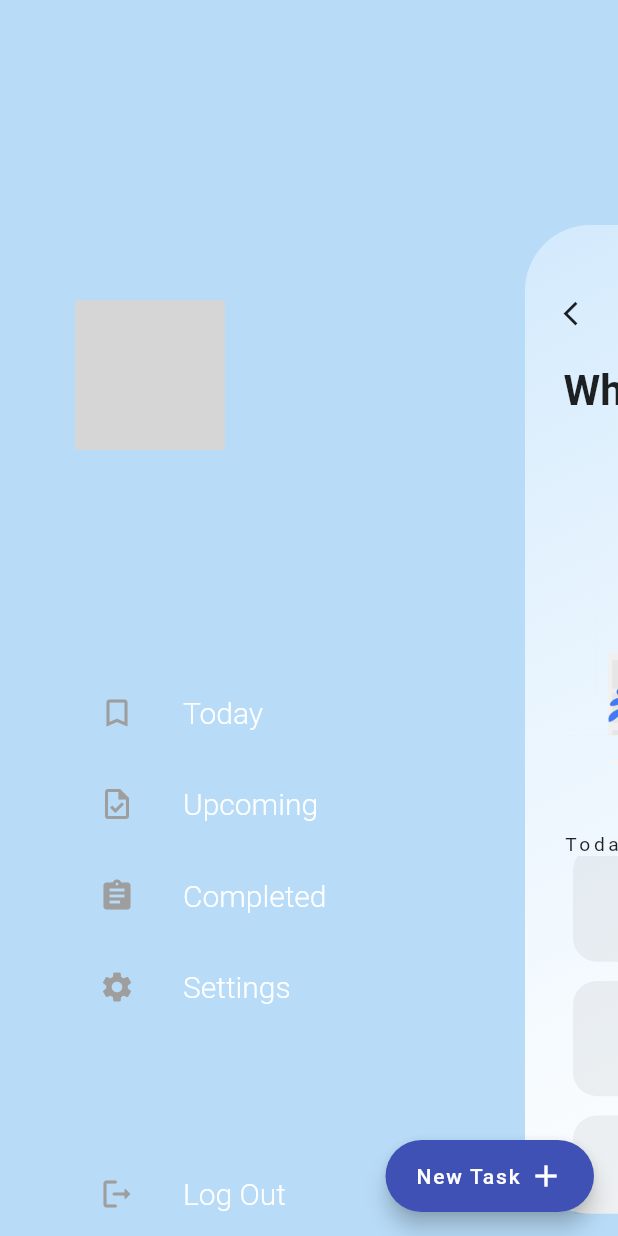
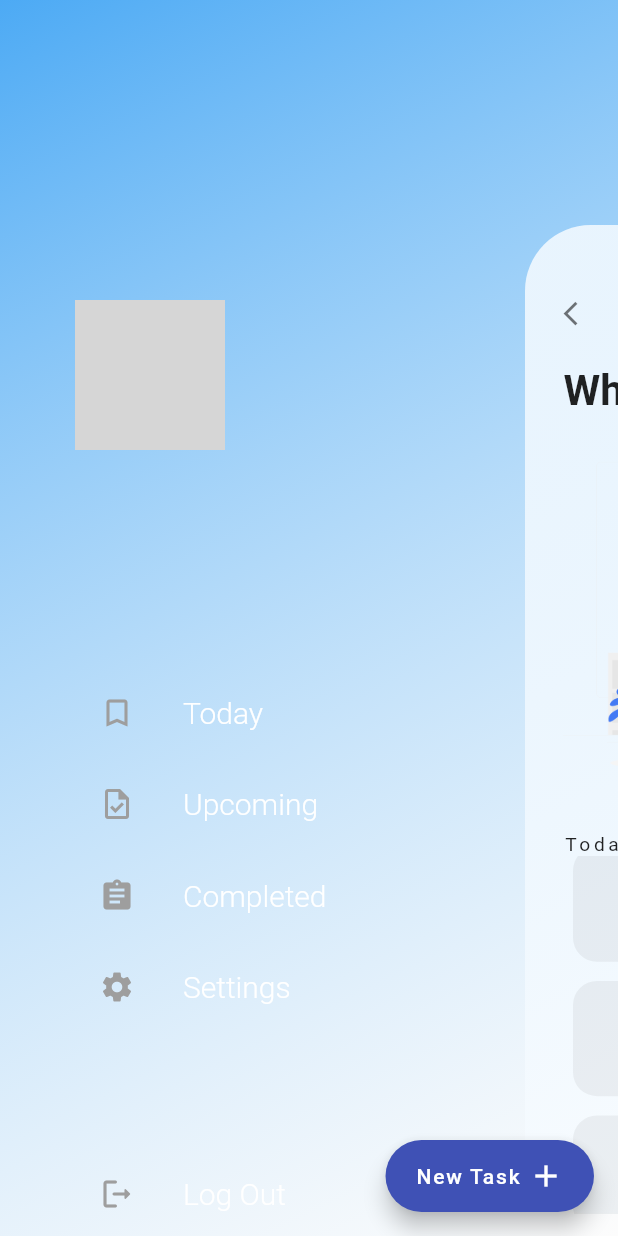
Before and after one commit to msharibahmed/advance_todo_app, a Flutter app: the HomePage screen opened by its route, scrolled down 576 dp, after a tap on the "menu" icon, on a phone screen of 412 x 824 dp. Run offline on Flutter 3.47's test engine with Material 2 defaults, Android fonts, the phone set to English and light mode, and no system bars; our stand-ins replace firebase_auth, firebase_core, google_sign_in; accounts and stored records are empty; network calls fail; statements that could not run were skipped; grey boxes are pictures that could not be loaded.

Commit message:
minor changes

```diff
--- a/lib/screens/drawer_screen.dart
+++ b/lib/screens/drawer_screen.dart
@@ -1,5 +1,4 @@
 import 'package:advance_todo_app/provider/user_prov.dart';
-import 'package:advance_todo_app/utils/constants.dart';
 import 'package:advance_todo_app/utils/firebase_initialization.dart';
 import 'package:advance_todo_app/widgets/drawer_tile_widget.dart';
 import 'package:flutter/cupertino.dart';
@@ -15,8 +14,18 @@ class DrawerScreen extends StatelessWidget {
   Widget build(BuildContext context) {
     final _userInfo = Provider.of<UserInfoProv>(context).loggedInUserInfo;
     return Scaffold(
-      backgroundColor: darkbackgroundColor,
-      body: Padding(
+      body: Container(
+        decoration: BoxDecoration(
+          gradient: LinearGradient(
+            colors: [
+              Colors.blue.withOpacity(0.8),
+              Colors.white.withOpacity(0.4)
+            ],
+            begin: Alignment.topLeft,
+            end: Alignment.bottomRight,
+          ),
+        ),
+        child: Padding(
           padding: const EdgeInsets.symmetric(horizontal: 50.0),
           child: Column(
             mainAxisAlignment: MainAxisAlignment.start,
@@ -26,8 +35,8 @@ class DrawerScreen extends StatelessWidget {
                 height: 200,
               ),
               CircleAvatar(
-              backgroundImage:
-                  NetworkImage(_userInfo!.photoURL ?? 'assets/images/logo.png'),
+                backgroundImage: NetworkImage(
+                    _userInfo!.photoURL ?? 'assets/images/logo.png'),
                 maxRadius: 50,
                 minRadius: 50,
               ),
@@ -69,6 +78,7 @@ class DrawerScreen extends StatelessWidget {
             ],
           ),
         ),
+      ),
     );
   }
 }
--- a/lib/screens/home_screen.dart
+++ b/lib/screens/home_screen.dart
@@ -1,5 +1,5 @@
 import 'package:advance_todo_app/provider/user_prov.dart';
-import 'package:flutter/cupertino.dart';
+import 'package:advance_todo_app/utils/constants.dart';
 import 'package:flutter/material.dart';
 import 'package:flutter/painting.dart';
 import 'package:provider/provider.dart';
@@ -31,15 +31,8 @@ class _HomeScreenState extends State<HomeScreen> {
       duration: const Duration(milliseconds: 250),
       child: Container(
         decoration: BoxDecoration(
-          gradient: LinearGradient(
-            colors: [
-              Colors.blue.withOpacity(0.2),
-              Colors.white54.withOpacity(0.1)
-            ],
-            begin: Alignment.topLeft,
-            end: Alignment.bottomRight,
-          ),
-          borderRadius: BorderRadius.circular(55),
+          gradient: backgroundGradient,
+          borderRadius: BorderRadius.circular(borderRad),
         ),
         child: Padding(
           padding: const EdgeInsets.symmetric(horizontal: 32.0),
@@ -61,7 +54,10 @@ class _HomeScreenState extends State<HomeScreen> {
                           borderRad = 0;
                         });
                       },
-                      icon: const Icon(Icons.arrow_back_ios))
+                      icon: const Icon(
+                        Icons.arrow_back_ios,
+                        color: Colors.black54,
+                      ))
                   : IconButton(
                       padding: const EdgeInsets.only(
                         right: 100,
@@ -75,7 +71,10 @@ class _HomeScreenState extends State<HomeScreen> {
                           borderRad = 55;
                         });
                       },
-                      icon: const Icon(Icons.menu),
+                      icon: const Icon(
+                        Icons.menu,
+                        color: Colors.black54,
+                      ),
                     ),
               const SizedBox(height: 20),
               Consumer<UserInfoProv>(
--- a/lib/screens/login_screen.dart
+++ b/lib/screens/login_screen.dart
@@ -16,7 +16,7 @@ class LoginScreen extends StatelessWidget {
     final _mq = MediaQuery.of(context).size;
 
     return Scaffold(
-        body: Form(
+        body: SingleChildScrollView(
       child: Padding(
           padding: EdgeInsets.only(
             left: _mq.width * 0.070,
@@ -30,13 +30,11 @@ class LoginScreen extends StatelessWidget {
                 const SizedBox(height: 40),
                 const Text(
                   'Get Started',
-                        style: TextStyle(
-                            fontSize: 32, fontWeight: FontWeight.w100),
+                  style: TextStyle(fontSize: 32, fontWeight: FontWeight.w100),
                 ),
                 const SizedBox(height: 10),
                 FutureBuilder(
-                          future: Authentication.initializeFirebase(
-                              context: context),
+                    future: Authentication.initializeFirebase(context: context),
                     builder: (context, snapshot) {
                       if (snapshot.hasError) {
                         return const Text('Error initializing Firebase');
@@ -48,6 +46,7 @@ class LoginScreen extends StatelessWidget {
                         color: Colors.orange,
                       );
                     })
-                    ]))));
+              ])),
+    ));
   }
 }
--- a/lib/widgets/google_signin_btn.dart
+++ b/lib/widgets/google_signin_btn.dart
@@ -21,7 +21,7 @@ class _GoogleSignInButtonState extends State<GoogleSignInButton> {
       padding: const EdgeInsets.only(bottom: 16.0),
       child: _isSigningIn
           ? const CircularProgressIndicator(
-              valueColor: AlwaysStoppedAnimation<Color>(Colors.orange),
+              color: Colors.orange,
             )
           : OutlinedButton(
               style: ButtonStyle(
@@ -44,8 +44,9 @@ class _GoogleSignInButtonState extends State<GoogleSignInButton> {
                   });
                 }
                 if (user != null) {
-                  Navigator.of(context).pushReplacementNamed(HomePage.routeName,
-                      );
+                  Navigator.of(context).pushReplacementNamed(
+                    HomePage.routeName,
+                  );
                 }
               },
               child: Padding(
```
Also changed, not shown: pubspec.lock. Lines whose indentation alone changed are shown as unchanged.
